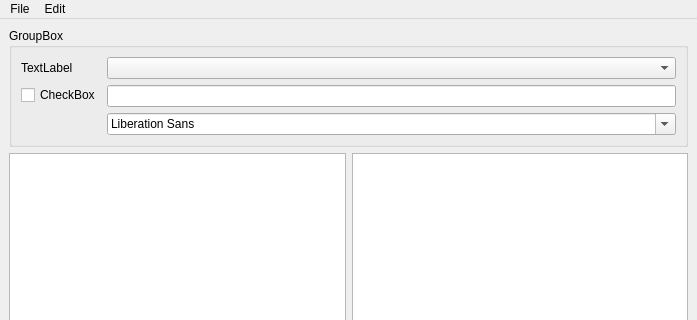
The window that Examples/ui/MainWindow.ui (qnope/HandPaintingForQt) describes before a commit, drawn with Qt 5; both pictures show x 0 to 697 and y 0 to 320 of the 697 by 600 pixel window.
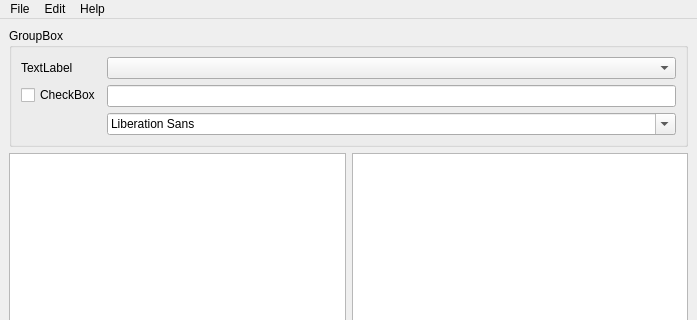
The same window after the commit.

Commit message: Give the theme of a widget to the menus, tooltips and dialogs it opens

The edit to the form file:
```diff
--- a/Examples/ui/MainWindow.ui
+++ b/Examples/ui/MainWindow.ui
@@ -99,8 +99,15 @@
      <string>Edit</string>
     </property>
    </widget>
+   <widget class="QMenu" name="menuHelp">
+    <property name="title">
+     <string>Help</string>
+    </property>
+    <addaction name="actionAbout"/>
+   </widget>
    <addaction name="menuFile"/>
    <addaction name="menuEdit"/>
+   <addaction name="menuHelp"/>
   </widget>
   <widget class="QStatusBar" name="statusbar"/>
  </widget>
```
Left out of the diff: 14 changed lines with no effect on the pictures. The commit also changes 7 other files.
